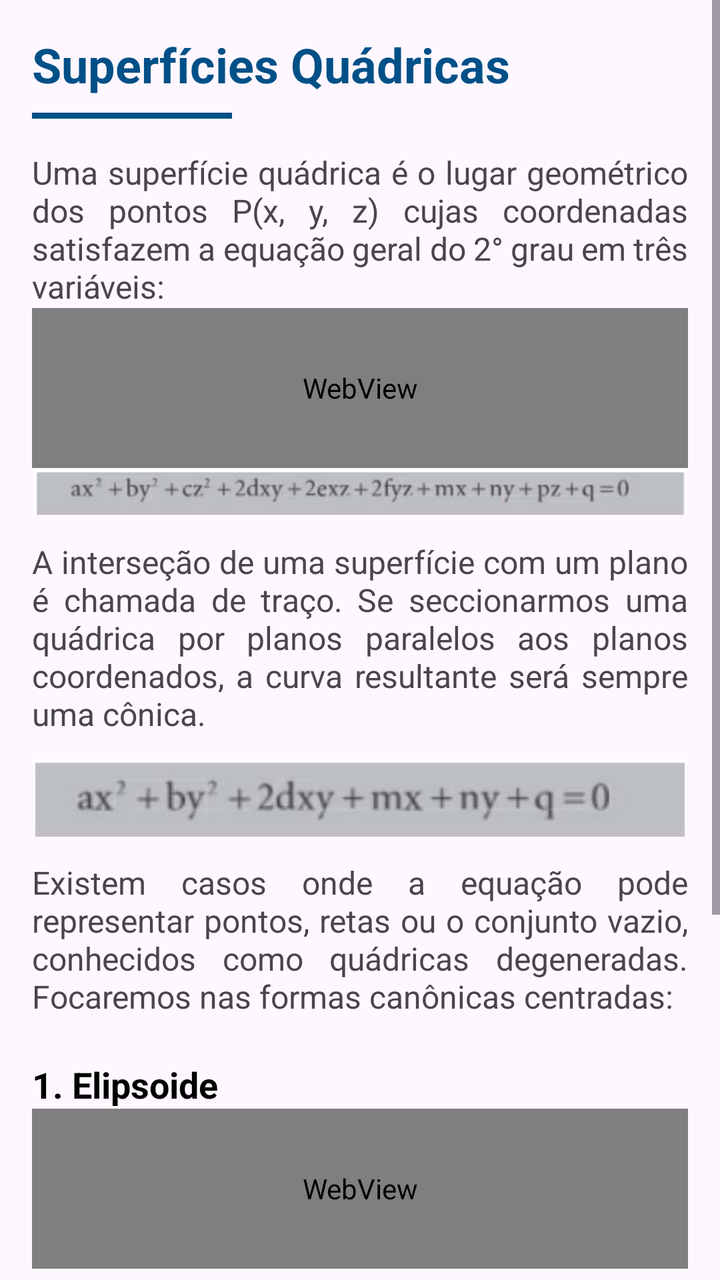
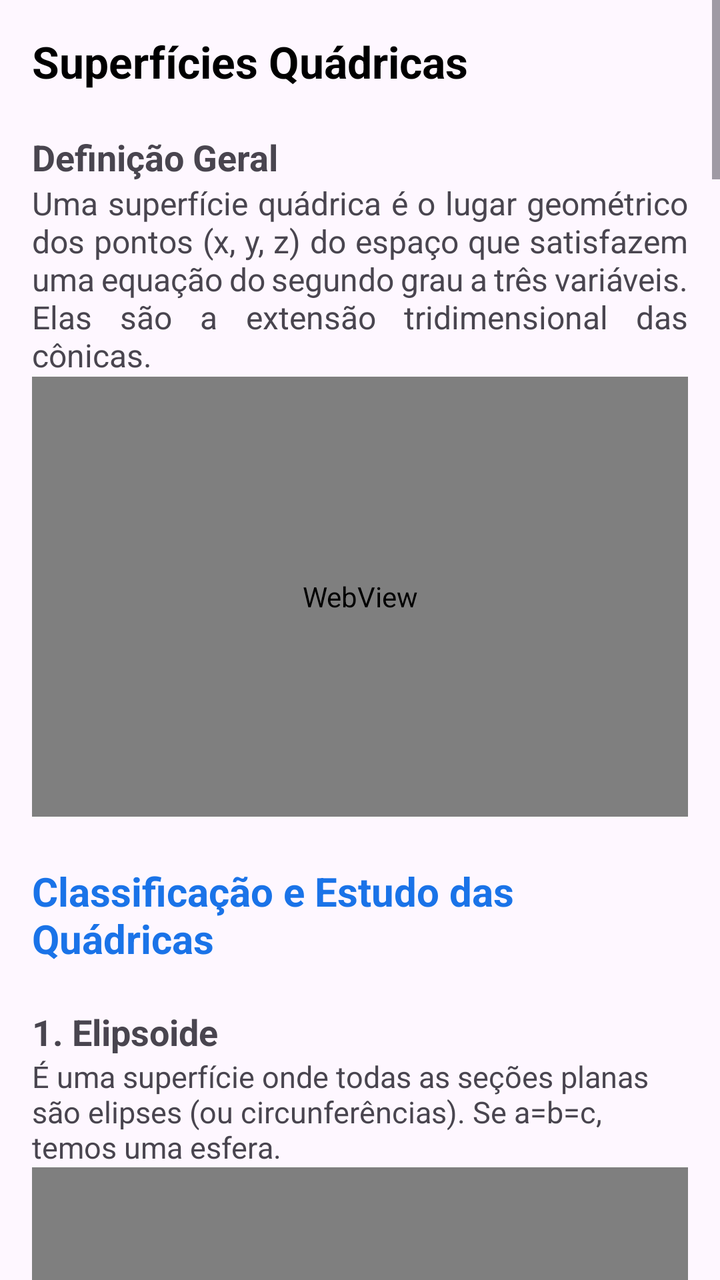

Before-and-after screenshots of an Android layout around one commit, followed by the original layout XML and the change that was made.
<!-- AndroidManifest.xml: application theme Theme.MatrixLab -->
<!-- res/layout/fragment_vetorial35.xml -->
<?xml version="1.0" encoding="utf-8"?>
<ScrollView xmlns:android="http://schemas.android.com/apk/res/android"
    xmlns:tools="http://schemas.android.com/tools"
    android:id="@+id/scroll"
    android:layout_width="match_parent"
    android:layout_height="match_parent"
    android:fillViewport="true"
    tools:context=".ui.reflow.Vetorial35">

    <LinearLayout
        android:layout_width="match_parent"
        android:layout_height="match_parent"
        android:orientation="vertical"
        android:padding="16dp">

        <TextView
            android:layout_width="match_parent"
            android:layout_height="wrap_content"
            android:text="Superfícies Quádricas"
            android:textSize="24sp"
            android:textStyle="bold"
            android:textColor="#005088"
            android:paddingBottom="8dp" />

        <View
            android:layout_width="100dp"
            android:layout_height="3dp"
            android:background="#005088"
            android:layout_marginBottom="16dp"/>

        <TextView
            android:layout_width="match_parent"
            android:layout_height="wrap_content"
            android:textSize="16sp"
            android:justificationMode="inter_word"
            android:text="Uma superfície quádrica é o lugar geométrico dos pontos P(x, y, z) cujas coordenadas satisfazem a equação geral do 2° grau em três variáveis:" />

        <WebView
            android:id="@+id/math_quadrica_geral"
            android:layout_width="match_parent"
            android:layout_height="80dp"
            android:background="@android:color/transparent" />

        <ImageView
            android:layout_width="match_parent"
            android:layout_height="wrap_content"
            android:adjustViewBounds="true"
            android:src="@drawable/unidade3_12" />

        <TextView
            android:layout_width="match_parent"
            android:layout_height="wrap_content"
            android:textSize="16sp"
            android:justificationMode="inter_word"
            android:paddingTop="12dp"
            android:text="A interseção de uma superfície com um plano é chamada de traço. Se seccionarmos uma quádrica por planos paralelos aos planos coordenados, a curva resultante será sempre uma cônica." />

        <ImageView
            android:layout_width="match_parent"
            android:layout_height="wrap_content"
            android:adjustViewBounds="true"
            android:layout_marginTop="12dp"
            android:src="@drawable/unidade3_13" />

        <TextView
            android:layout_width="match_parent"
            android:layout_height="wrap_content"
            android:textSize="16sp"
            android:justificationMode="inter_word"
            android:paddingTop="12dp"
            android:text="Existem casos onde a equação pode representar pontos, retas ou o conjunto vazio, conhecidos como quádricas degeneradas. Focaremos nas formas canônicas centradas:" />

        <TextView
            android:layout_width="match_parent"
            android:layout_height="wrap_content"
            android:text="\n1. Elipsoide"
            android:textSize="18sp"
            android:textStyle="bold"
            android:textColor="@android:color/black" />

        <WebView
            android:id="@+id/math_elipsoide"
            android:layout_width="match_parent"
            android:layout_height="80dp"
            android:background="@android:color/transparent" />

        <TextView
            android:layout_width="match_parent"
            android:layout_height="wrap_content"
            android:text="\n2. Hiperboloides (Uma e Duas Folhas)"
            android:textSize="18sp"
            android:textStyle="bold"
            android:textColor="@android:color/black" />

        <WebView
            android:id="@+id/math_hiperboloides"
            android:layout_width="match_parent"
            android:layout_height="120dp"
            android:background="@android:color/transparent" />

        <View
            android:layout_width="match_parent"
            android:layout_height="80dp" />

    </LinearLayout>
</ScrollView>
<!-- resources referenced by this layout -->
<resources>
  <!-- drawable unidade3_12: png bitmap (drawable, 19673 bytes) -->
  <!-- drawable unidade3_13: png bitmap (drawable, 11306 bytes) -->
  <style name="Theme.MatrixLab" parent="Theme.Material3.Light.NoActionBar">
          
          <item name="colorPrimary">@color/purple_500</item>
          <item name="colorPrimaryVariant">@color/purple_700</item>
          <item name="colorOnPrimary">@color/white</item>
          <item name="colorSecondary">@color/teal_200</item>
          <item name="colorSecondaryVariant">@color/teal_700</item>
          <item name="colorOnSecondary">@color/black</item>
          <item name="android:statusBarColor">?attr/colorPrimaryVariant</item>
      </style>
  <color name="purple_500">#FF6200EE</color>
  <color name="purple_700">#FF3700B3</color>
  <color name="white">#FFFFFFFF</color>
  <color name="teal_200">#FF03DAC5</color>
  <color name="teal_700">#FF018786</color>
  <color name="black">#FF000000</color>
</resources>

<!-- the commit's change to res/layout/fragment_vetorial35.xml (unified diff, before → after) -->
@@ -1,15 +1,12 @@
 <?xml version="1.0" encoding="utf-8"?>
 <ScrollView xmlns:android="http://schemas.android.com/apk/res/android"
-    xmlns:tools="http://schemas.android.com/tools"
-    android:id="@+id/scroll"
     android:layout_width="match_parent"
     android:layout_height="match_parent"
-    android:fillViewport="true"
-    tools:context=".ui.reflow.Vetorial35">
+    android:fillViewport="true">
 
     <LinearLayout
         android:layout_width="match_parent"
-        android:layout_height="match_parent"
+        android:layout_height="wrap_content"
         android:orientation="vertical"
         android:padding="16dp">
 
@@ -17,90 +14,163 @@
             android:layout_width="match_parent"
             android:layout_height="wrap_content"
             android:text="Superfícies Quádricas"
-            android:textSize="24sp"
+            android:textSize="22sp"
             android:textStyle="bold"
-            android:textColor="#005088"
-            android:paddingBottom="8dp" />
+            android:textColor="@android:color/black" />
 
-        <View
-            android:layout_width="100dp"
-            android:layout_height="3dp"
-            android:background="#005088"
-            android:layout_marginBottom="16dp"/>
+        <TextView
+            android:layout_width="match_parent"
+            android:layout_height="wrap_content"
+            android:text="\nDefinição Geral"
+            android:textSize="18sp"
+            android:textStyle="bold" />
 
         <TextView
             android:layout_width="match_parent"
             android:layout_height="wrap_content"
             android:textSize="16sp"
             android:justificationMode="inter_word"
-            android:text="Uma superfície quádrica é o lugar geométrico dos pontos P(x, y, z) cujas coordenadas satisfazem a equação geral do 2° grau em três variáveis:" />
+            android:text="Uma superfície quádrica é o lugar geométrico dos pontos (x, y, z) do espaço que satisfazem uma equação do segundo grau a três variáveis. Elas são a extensão tridimensional das cônicas." />
 
         <WebView
-            android:id="@+id/math_quadrica_geral"
+            android:id="@+id/math_eq_quadrica"
             android:layout_width="match_parent"
-            android:layout_height="80dp"
-            android:background="@android:color/transparent" />
-
-        <ImageView
-            android:layout_width="match_parent"
-            android:layout_height="wrap_content"
-            android:adjustViewBounds="true"
-            android:src="@drawable/unidade3_12" />
+            android:layout_height="220dp" />
 
         <TextView
             android:layout_width="match_parent"
             android:layout_height="wrap_content"
-            android:textSize="16sp"
-            android:justificationMode="inter_word"
-            android:paddingTop="12dp"
-            android:text="A interseção de uma superfície com um plano é chamada de traço. Se seccionarmos uma quádrica por planos paralelos aos planos coordenados, a curva resultante será sempre uma cônica." />
+            android:text="\nClassificação e Estudo das Quádricas"
+            android:textSize="20sp"
+            android:textStyle="bold"
+            android:textColor="#1A73E8" />
 
-        <ImageView
-            android:layout_width="match_parent"
-            android:layout_height="wrap_content"
-            android:adjustViewBounds="true"
-            android:layout_marginTop="12dp"
-            android:src="@drawable/unidade3_13" />
-
-        <TextView
-            android:layout_width="match_parent"
-            android:layout_height="wrap_content"
-            android:textSize="16sp"
-            android:justificationMode="inter_word"
-            android:paddingTop="12dp"
-            android:text="Existem casos onde a equação pode representar pontos, retas ou o conjunto vazio, conhecidos como quádricas degeneradas. Focaremos nas formas canônicas centradas:" />
-
+        
         <TextView
             android:layout_width="match_parent"
             android:layout_height="wrap_content"
             android:text="\n1. Elipsoide"
             android:textSize="18sp"
-            android:textStyle="bold"
-            android:textColor="@android:color/black" />
-
+            android:textStyle="bold" />
+        <TextView
+            android:layout_width="match_parent"
+            android:layout_height="wrap_content"
+            android:text="É uma superfície onde todas as seções planas são elipses (ou circunferências). Se a=b=c, temos uma esfera."
+            android:textSize="15sp" />
+        <WebView
+            android:id="@+id/img_elipsoide"
+            android:layout_width="match_parent"
+            android:layout_height="220dp" />
         <WebView
             android:id="@+id/math_elipsoide"
             android:layout_width="match_parent"
-            android:layout_height="80dp"
-            android:background="@android:color/transparent" />
+            android:layout_height="350dp" />
 
+        
         <TextView
             android:layout_width="match_parent"
             android:layout_height="wrap_content"
-            android:text="\n2. Hiperboloides (Uma e Duas Folhas)"
+            android:text="\n2. Hiperboloide de uma Folha"
             android:textSize="18sp"
-            android:textStyle="bold"
-            android:textColor="@android:color/black" />
+            android:textStyle="bold" />
+        <TextView
+            android:layout_width="match_parent"
+            android:layout_height="wrap_content"
+            android:text="Uma superfície contínua que possui seções elípticas paralelas ao plano principal e seções hiperbólicas nos outros planos."
+            android:textSize="15sp" />
+        <WebView
+            android:id="@+id/img_hiperboloide1"
+            android:layout_width="match_parent"
+            android:layout_height="220dp" />
+        <WebView
+            android:id="@+id/math_hiperboloide1"
+            android:layout_width="match_parent"
+            android:layout_height="350dp" />
 
+        
+        <TextView
+            android:layout_width="match_parent"
+            android:layout_height="wrap_content"
+            android:text="\n3. Hiperboloide de duas Folhas"
+            android:textSize="18sp"
+            android:textStyle="bold" />
+        <TextView
+            android:layout_width="match_parent"
+            android:layout_height="wrap_content"
+            android:text="Composta por duas superfícies separadas. Não existe interseção com o plano central entre as folhas."
+            android:textSize="15sp" />
         <WebView
-            android:id="@+id/math_hiperboloides"
+            android:id="@+id/img_hiperboloide2"
             android:layout_width="match_parent"
-            android:layout_height="120dp"
-            android:background="@android:color/transparent" />
+            android:layout_height="220dp" />
+        <WebView
+            android:id="@+id/math_hiperboloide2"
+            android:layout_width="match_parent"
+            android:layout_height="350dp" />
 
-        <View
+        
+        <TextView
             android:layout_width="match_parent"
-            android:layout_height="80dp" />
+            android:layout_height="wrap_content"
+            android:text="\n4. Paraboloide Elíptico"
+            android:textSize="18sp"
+            android:textStyle="bold" />
+        <TextView
+            android:layout_width="match_parent"
+            android:layout_height="wrap_content"
+            android:text="Superfície em formato de tigela ou cúpula. As seções horizontais são elipses e as verticais são parábolas."
+            android:textSize="15sp" />
+        <WebView
+            android:id="@+id/img_paraboloide_elip"
+            android:layout_width="match_parent"
+            android:layout_height="220dp" />
+        <WebView
+            android:id="@+id/math_paraboloide_elip"
+            android:layout_width="match_parent"
+            android:layout_height="350dp" />
 
+        
+        <TextView
+            android:layout_width="match_parent"
+            android:layout_height="wrap_content"
+            android:text="\n5. Paraboloide Hiperbólico (Sela)"
+            android:textSize="18sp"
+            android:textStyle="bold" />
+        <TextView
+            android:layout_width="match_parent"
+            android:layout_height="wrap_content"
+            android:text="Conhecida como sela de cavalo. Possui curvaturas em direções opostas."
+            android:textSize="15sp" />
+        <WebView
+            android:id="@+id/img_paraboloide_hiper"
+            android:layout_width="match_parent"
+            android:layout_height="220dp" />
+        <WebView
+            android:id="@+id/math_paraboloide_hiper"
+            android:layout_width="match_parent"
+            android:layout_height="350dp" />
+
+        
+        <TextView
+            android:layout_width="match_parent"
+            android:layout_height="wrap_content"
+            android:text="\n6. Cone de Segunda Ordem"
+            android:textSize="18sp"
+            android:textStyle="bold" />
+        <TextView
+            android:layout_width="match_parent"
+            android:layout_height="wrap_content"
+            android:text="Superfície cônica que converge em um único ponto (vértice)."
+            android:textSize="15sp" />
+        <WebView
+            android:id="@+id/img_cone"
+            android:layout_width="match_parent"
+            android:layout_height="220dp" />
+        <WebView
+            android:id="@+id/math_cone"
+            android:layout_width="match_parent"
+            android:layout_height="350dp" />
+
+        <View android:layout_width="match_parent" android:layout_height="80dp" />
     </LinearLayout>
 </ScrollView>
<!-- resource entries referenced after the edit -->
@@ -1,7 +1,5 @@
 <!-- resources referenced by this layout -->
 <resources>
-  <!-- drawable unidade3_12: png bitmap (drawable, 19673 bytes) -->
-  <!-- drawable unidade3_13: png bitmap (drawable, 11306 bytes) -->
   <style name="Theme.MatrixLab" parent="Theme.Material3.Light.NoActionBar">
           
           <item name="colorPrimary">@color/purple_500</item>
